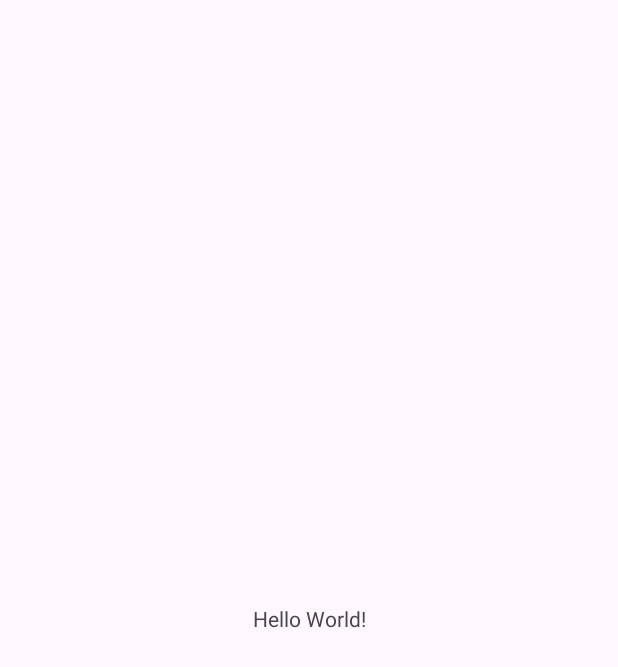
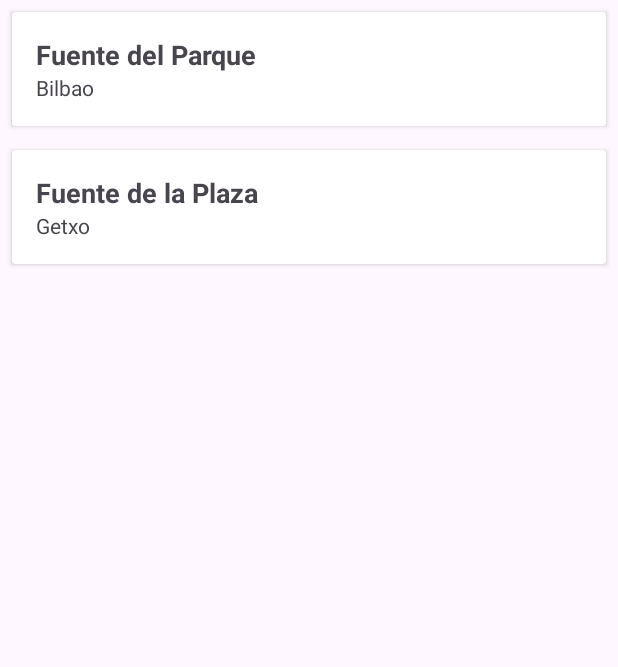
Before and after one commit to Foxo10/Wikifont, an Android app: the screen it shows after launch (MainActivity), on a phone screen of 412 x 824 dp. Before the commit the part shown is almost empty. Shown: the top 667 px of the screen. Run offline under Robolectric (Android 15) with nearby library versions, the phone set to English and light mode, and no system bars; our stand-ins replace Room's generated code.

Commit message:
Requisito minimo 1: Añadida lista de fuentes con RecyclerView y CardView

```diff
--- a/app/build.gradle
+++ b/app/build.gradle
@@ -29,6 +29,9 @@ android {
 }
 
 dependencies {
+    def room_version = "2.6.1" // Usa la última versión disponible
+    implementation "androidx.room:room-runtime:$room_version"
+    annotationProcessor "androidx.room:room-compiler:$room_version"
 
     implementation libs.appcompat
     implementation libs.material
--- /dev/null
+++ b/app/src/main/java/com/example/wikifountains/Fuente.java
@@ -0,0 +1,33 @@
+package com.example.wikifountains;
+
+
+import androidx.room.PrimaryKey;
+
+public class Fuente {
+    private int id;
+    private String nombre;
+    private String ubicacion;
+    private String descripcion;
+    public Fuente(int id, String nombre, String ubicacion, String descripcion) {
+        this.id = id;
+        this.nombre = nombre;
+        this.ubicacion = ubicacion;
+        this.descripcion = descripcion;
+    }
+
+    public int getId() {
+        return id;
+    }
+
+    public String getNombre() {
+        return nombre;
+    }
+
+    public String getUbicacion() {
+        return ubicacion;
+    }
+
+    public String getDescripcion() {
+        return descripcion;
+    }
+}
--- /dev/null
+++ b/app/src/main/java/com/example/wikifountains/FuenteAdapter.java
@@ -0,0 +1,55 @@
+package com.example.wikifountains;
+import android.view.LayoutInflater;
+import android.view.View;
+import android.view.ViewGroup;
+import android.widget.TextView;
+import androidx.annotation.NonNull;
+import androidx.recyclerview.widget.RecyclerView;
+import java.util.List;
+import androidx.recyclerview.widget.RecyclerView;
+import android.view.LayoutInflater;
+import android.view.View;
+import android.view.ViewGroup;
+import android.widget.TextView;
+import androidx.annotation.NonNull;
+import androidx.recyclerview.widget.RecyclerView;
+import java.util.List;
+
+public class FuenteAdapter extends RecyclerView.Adapter<FuenteAdapter.FuenteViewHolder> {
+    private List<Fuente> fuentes;
+
+    public FuenteAdapter(List<Fuente> fuentes) {
+        this.fuentes = fuentes;
+    }
+
+    @NonNull
+    @Override
+    public FuenteViewHolder onCreateViewHolder(@NonNull ViewGroup parent, int viewType) {
+        View view = LayoutInflater.from(parent.getContext())
+                .inflate(R.layout.item_fuente, parent, false);
+        return new FuenteViewHolder(view);
+    }
+
+    @Override
+    public void onBindViewHolder(@NonNull FuenteViewHolder holder, int position) {
+        Fuente fuente = fuentes.get(position);
+        holder.textViewNombre.setText(fuente.getNombre());
+        holder.textViewUbicacion.setText(fuente.getUbicacion());
+    }
+
+    @Override
+    public int getItemCount() {
+        return fuentes.size();
+    }
+
+    public static class FuenteViewHolder extends RecyclerView.ViewHolder {
+        public TextView textViewNombre;
+        public TextView textViewUbicacion;
+
+        public FuenteViewHolder(@NonNull View itemView) {
+            super(itemView);
+            textViewNombre = itemView.findViewById(R.id.textViewNombre);
+            textViewUbicacion = itemView.findViewById(R.id.textViewUbicacion);
+        }
+    }
+}
--- a/app/src/main/java/com/example/wikifountains/MainActivity.java
+++ b/app/src/main/java/com/example/wikifountains/MainActivity.java
@@ -4,21 +4,34 @@ import android.os.Bundle;
 
 import androidx.activity.EdgeToEdge;
 import androidx.appcompat.app.AppCompatActivity;
+import androidx.constraintlayout.widget.ConstraintLayout;
 import androidx.core.graphics.Insets;
 import androidx.core.view.ViewCompat;
 import androidx.core.view.WindowInsetsCompat;
+import androidx.recyclerview.widget.LinearLayoutManager;
+import androidx.recyclerview.widget.RecyclerView;
+
+import java.util.ArrayList;
+import java.util.List;
 
 public class MainActivity extends AppCompatActivity {
+    private RecyclerView recyclerView;
+    private FuenteAdapter adapter;
 
     @Override
     protected void onCreate(Bundle savedInstanceState) {
         super.onCreate(savedInstanceState);
-        EdgeToEdge.enable(this);
         setContentView(R.layout.activity_main);
-        ViewCompat.setOnApplyWindowInsetsListener(findViewById(R.id.main), (v, insets) -> {
-            Insets systemBars = insets.getInsets(WindowInsetsCompat.Type.systemBars());
-            v.setPadding(systemBars.left, systemBars.top, systemBars.right, systemBars.bottom);
-            return insets;
-        });
+
+        recyclerView = findViewById(R.id.recyclerViewFuentes);
+        recyclerView.setLayoutManager(new LinearLayoutManager(this));
+
+        List<Fuente> fuentes = new ArrayList<>();
+        fuentes.add(new Fuente(1, "Fuente del Parque", "Bilbao", "Una fuente histórica en el centro de Bilbao."));
+        fuentes.add(new Fuente(2, "Fuente de la Plaza", "Getxo", "Fuente moderna con iluminación nocturna."));
+
+        adapter = new FuenteAdapter(fuentes);
+        recyclerView.setAdapter(adapter);
+
     }
 }
--- a/app/src/main/res/layout/activity_main.xml
+++ b/app/src/main/res/layout/activity_main.xml
@@ -7,13 +7,14 @@
     android:layout_height="match_parent"
     tools:context=".MainActivity">
 
-    <TextView
-        android:layout_width="wrap_content"
-        android:layout_height="wrap_content"
-        android:text="Hello World!"
+    <androidx.recyclerview.widget.RecyclerView
+        android:id="@+id/recyclerViewFuentes"
+        android:layout_width="0dp"
+        android:layout_height="0dp"
+        app:layout_constraintTop_toTopOf="parent"
         app:layout_constraintBottom_toBottomOf="parent"
+        app:layout_constraintStart_toStartOf="parent"
         app:layout_constraintEnd_toEndOf="parent"
-        app:layout_constraintStart_toStartOf="parent"
-        app:layout_constraintTop_toTopOf="parent" />
+        tools:listitem="@layout/item_fuente" />
 
 </androidx.constraintlayout.widget.ConstraintLayout>
--- /dev/null
+++ b/app/src/main/res/layout/item_fuente.xml
@@ -0,0 +1,29 @@
+<androidx.cardview.widget.CardView
+    xmlns:android="http://schemas.android.com/apk/res/android"
+    xmlns:app="http://schemas.android.com/apk/res-auto"
+    android:layout_width="match_parent"
+    android:layout_height="wrap_content"
+    android:layout_margin="8dp">
+
+    <LinearLayout
+        android:layout_width="match_parent"
+        android:layout_height="wrap_content"
+        android:orientation="vertical"
+        android:padding="16dp">
+
+        <TextView
+            android:id="@+id/textViewNombre"
+            android:layout_width="wrap_content"
+            android:layout_height="wrap_content"
+            android:text="Nombre de la Fuente"
+            android:textSize="18sp"
+            android:textStyle="bold" />
+
+        <TextView
+            android:id="@+id/textViewUbicacion"
+            android:layout_width="wrap_content"
+            android:layout_height="wrap_content"
+            android:text="Ubicación"
+            android:textSize="14sp" />
+    </LinearLayout>
+</androidx.cardview.widget.CardView>
```
